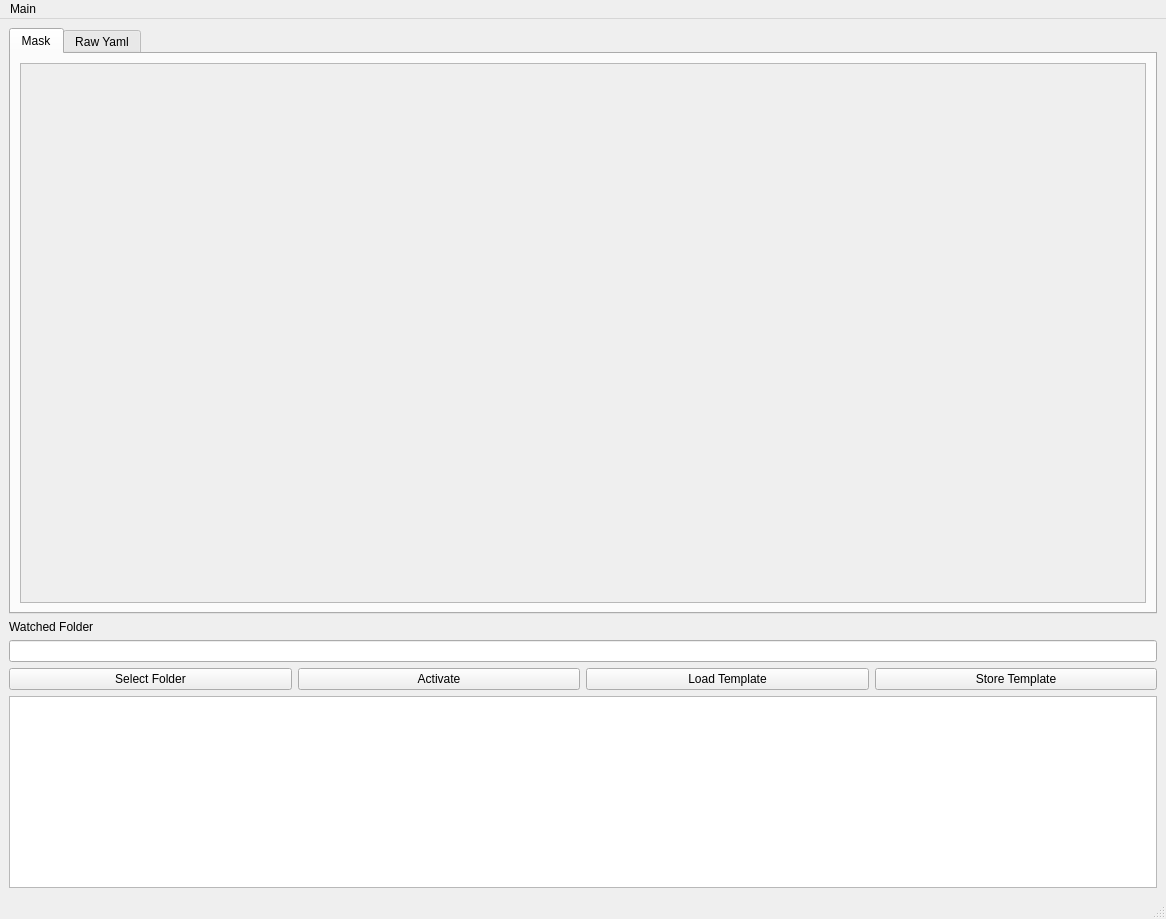
This is autotag_metadata/ui/main_window.ui in echemdb/autotag-metadata as Qt 5 draws it before an edit. The edited form follows.
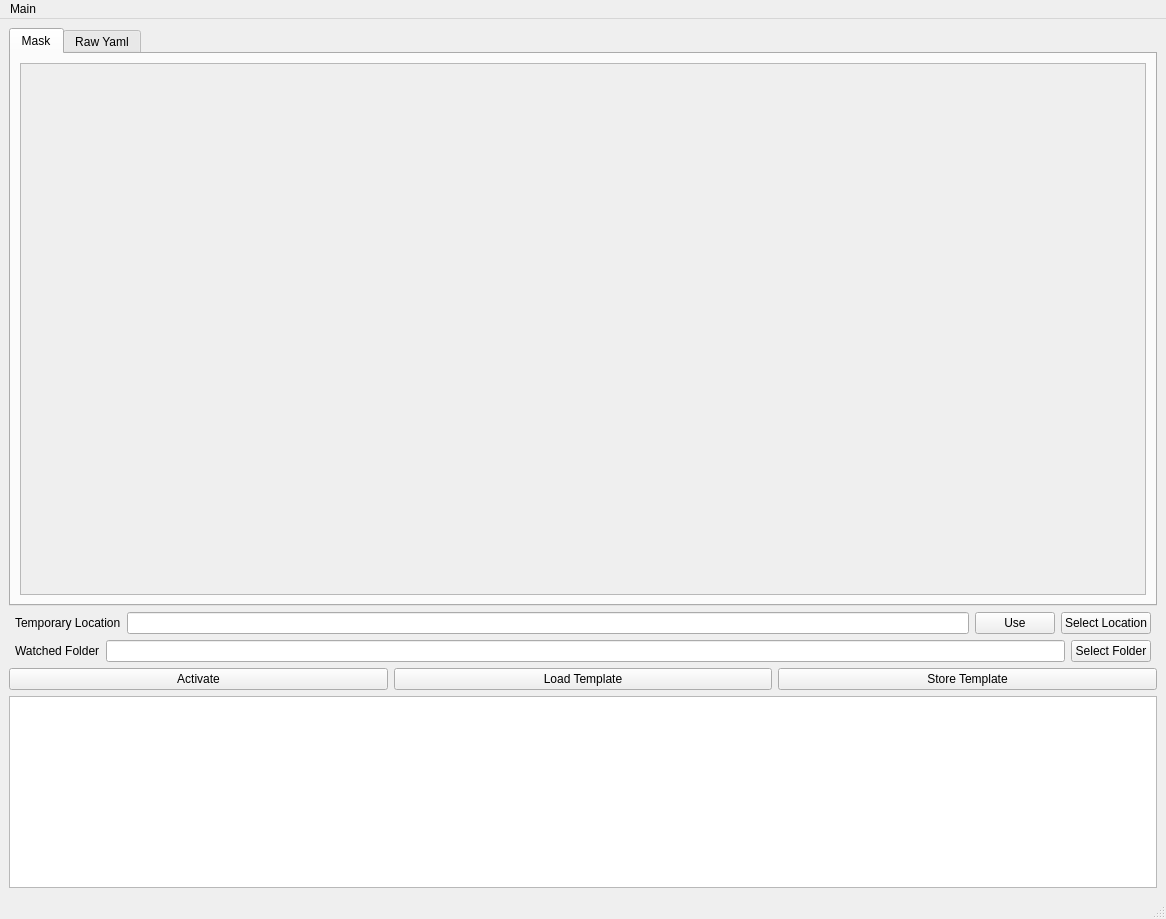
This is the edited form.

Commit message: allow externally modified template file

```diff
--- a/autotag_metadata/ui/main_window.ui
+++ b/autotag_metadata/ui/main_window.ui
@@ -92,6 +92,63 @@
        </widget>
       </item>
       <item>
+       <layout class="QHBoxLayout" name="horizontalLayout_2">
+        <property name="spacing">
+         <number>6</number>
+        </property>
+        <property name="leftMargin">
+         <number>6</number>
+        </property>
+        <property name="rightMargin">
+            <number>6</number>
+        </property>
+        <item>
+         <widget class="QLabel" name="label">
+          <property name="minimumSize">
+           <size>
+            <width>0</width>
+            <height>18</height>
+           </size>
+          </property>
+          <property name="text">
+           <string>Temporary Location</string>
+          </property>
+         </widget>
+        </item>
+        <item>
+         <widget class="QLineEdit" name="ledTemporaryLoc"/>
+        </item>
+        <item>
+          <widget class="QPushButton" name="btnUseTemporaryFile">
+           <property name="text">
+            <string>Use</string>
+           </property>
+           <property name="checkable">
+            <bool>true</bool>
+           </property>
+           <property name="checked">
+            <bool>false</bool>
+           </property>
+          </widget>
+         </item>
+        <item>
+         <widget class="QPushButton" name="btnSelectTemporaryFile">
+          <property name="text">
+           <string>Select Location</string>
+          </property>
+         </widget>
+        </item>
+       </layout>
+      </item>
+      <item>
+       <layout class="QHBoxLayout" name="horizontalLayout_4">
+        <property name="leftMargin">
+          <number>6</number>
+        </property>
+        <property name="rightMargin">
+          <number>6</number>
+        </property>
+        <item>
        <widget class="QLabel" name="lblWatchedFolder">
         <property name="text">
          <string>Watched Folder</string>
@@ -106,14 +163,16 @@
        </widget>
       </item>
       <item>
-       <layout class="QHBoxLayout" name="horizontalLayout_3">
-        <item>
          <widget class="QPushButton" name="btnBrowse">
           <property name="text">
            <string>Select Folder</string>
           </property>
          </widget>
         </item>
+       </layout>
+      </item>
+      <item>
+       <layout class="QHBoxLayout" name="horizontalLayout_3">
         <item>
          <widget class="QPushButton" name="btnActivate">
           <property name="autoFillBackground">
```
Lines whose indentation alone changed are shown as unchanged. The commit also changes 2 other files.
